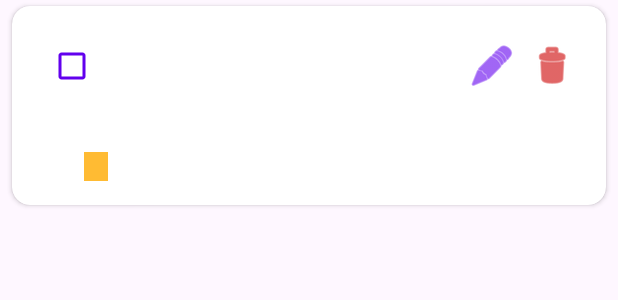
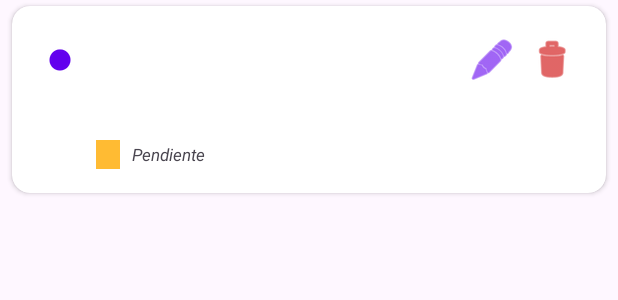
Before and after one commit to Tutoterrero7/MementoApp, an Android app built with Jetpack Compose: the layout item_task.xml on its own in the app's theme, with its tools: preview values and no code run, on a phone screen of 412 x 824 dp. Shown: the top 300 px of the screen. Run offline under Robolectric (Android 15) with nearby library versions, the light colour scheme and no system bars.

Commit message:
estados en las tareas

```diff
--- a/app/src/main/res/layout/item_task.xml
+++ b/app/src/main/res/layout/item_task.xml
@@ -21,11 +21,14 @@
             android:orientation="horizontal"
             android:gravity="center_vertical">
 
-            <CheckBox
-                android:id="@+id/taskCheckbox"
-                android:layout_width="wrap_content"
-                android:layout_height="wrap_content"
-                android:buttonTint="?attr/colorPrimary" />
+            <!-- Botón de Estado Cíclico/Menú -->
+            <ImageButton
+                android:id="@+id/statusButton"
+                android:layout_width="32dp"
+                android:layout_height="32dp"
+                android:background="?attr/selectableItemBackgroundBorderless"
+                android:src="@android:drawable/presence_invisible"
+                app:tint="?attr/colorPrimary" />
 
             <TextView
                 android:id="@+id/taskTitle"
@@ -59,7 +62,7 @@
             android:id="@+id/taskDescription"
             android:layout_width="match_parent"
             android:layout_height="wrap_content"
-            android:layout_marginStart="32dp"
+            android:layout_marginStart="40dp"
             android:layout_marginTop="2dp"
             android:textSize="14sp"
             android:textColor="?android:attr/textColorSecondary" />
@@ -67,7 +70,7 @@
         <LinearLayout
             android:layout_width="match_parent"
             android:layout_height="wrap_content"
-            android:layout_marginStart="32dp"
+            android:layout_marginStart="40dp"
             android:layout_marginTop="12dp"
             android:gravity="center_vertical"
             android:orientation="horizontal">
@@ -98,6 +101,17 @@
                 android:textStyle="bold"
                 android:visibility="gone" />
 
+            <!-- Texto de Estado -->
+            <TextView
+                android:id="@+id/statusLabel"
+                android:layout_width="wrap_content"
+                android:layout_height="wrap_content"
+                android:layout_marginStart="8dp"
+                android:textSize="11sp"
+                android:textStyle="italic"
+                android:textColor="?android:attr/textColorSecondary"
+                android:text="Pendiente" />
+
         </LinearLayout>
 
     </LinearLayout>
```
Also changed, not shown: app/src/main/java/com/arcides/mementoapp/presentation/home/HomeFragment.kt (+3 -8 lines), app/src/main/java/com/arcides/mementoapp/presentation/home/HomeViewModel.kt (+2 -7 lines), app/src/main/java/com/arcides/mementoapp/presentation/home/TasksAdapter.kt (+63 -19 lines).
